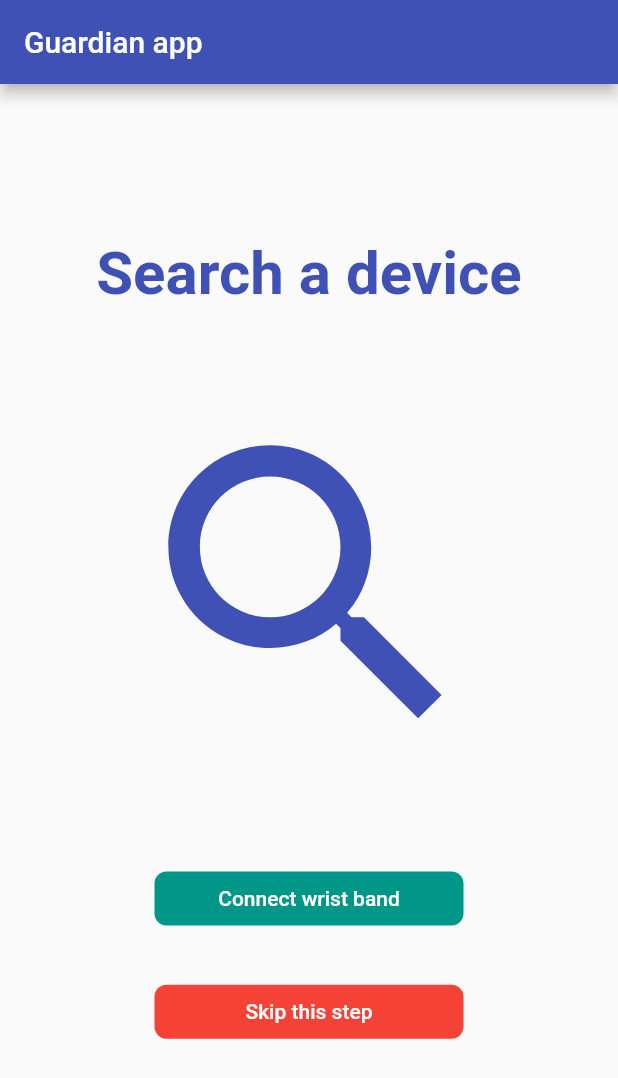
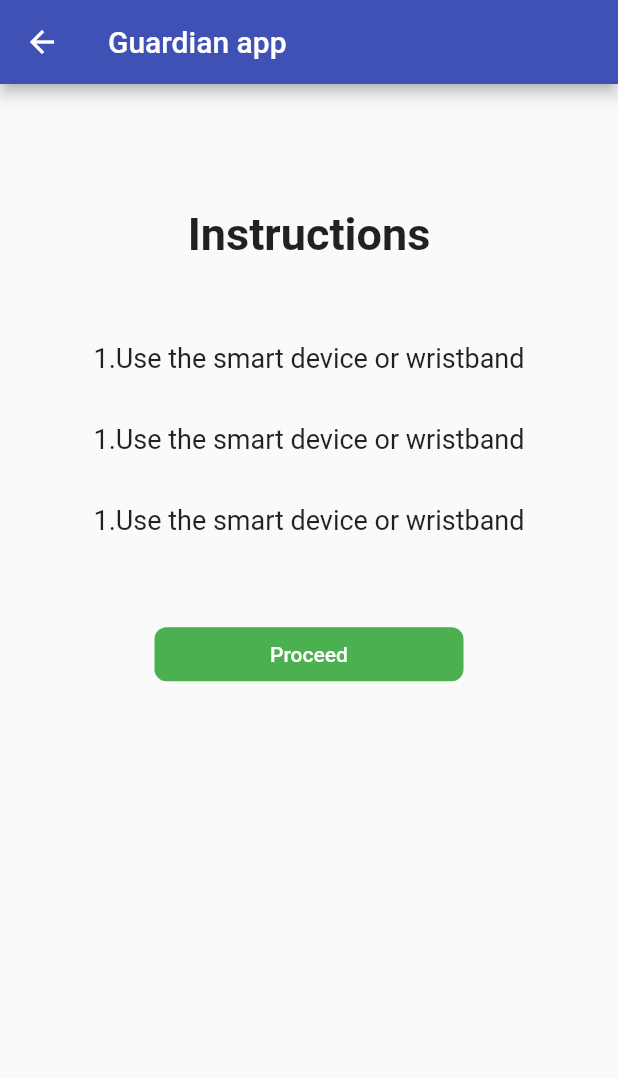
Before and after one commit to chamodi08jaya/Guardian-App, a Flutter app: the SearchDevice screen opened directly, after a tap on the "search" icon, on a phone screen of 412 x 824 dp. Shown: the top 1078 px of the screen. Run offline on Flutter 3.47's test engine with Material 2 defaults, Android fonts, the phone set to English and light mode, and no system bars; our stand-ins replace pin_input_text_field.

Commit message:
Instruction screen

```diff
--- /dev/null
+++ b/flutter_app/lib/Screens/instruction_screen.dart
@@ -0,0 +1,84 @@
+import 'package:flutter/material.dart';
+import 'package:flutter_app/Screens/code_screen.dart';
+
+class InstructionScreen extends StatefulWidget {
+  @override
+  _InstructionScreenState createState() => _InstructionScreenState();
+}
+
+class _InstructionScreenState extends State<InstructionScreen> {
+  @override
+  Widget build(BuildContext context) {
+    return Scaffold(
+      appBar: AppBar(
+        title: Text("Guardian app"),
+        backgroundColor: Colors.indigo,
+      ),
+      body: _instructionBody(),
+    );
+  }
+
+  Widget _instructionBody() {
+    return Column(
+      children: <Widget>[
+        SizedBox(
+          height: MediaQuery.of(context).size.height / 10,
+        ),
+        Center(
+          child: Text(
+            "Instructions",
+            style: TextStyle(fontSize: 30, fontWeight: FontWeight.bold),
+          ),
+        ),
+        SizedBox(
+          height: MediaQuery.of(context).size.height / 15,
+        ),
+        Text(
+          "1.Use the smart device or wristband",
+          style: TextStyle(
+            fontSize: 18,
+          ),
+        ),
+        SizedBox(
+          height: MediaQuery.of(context).size.height / 25,
+        ),
+        Text(
+          "1.Use the smart device or wristband",
+          style: TextStyle(
+            fontSize: 18,
+          ),
+        ),
+        SizedBox(
+          height: MediaQuery.of(context).size.height / 25,
+        ),
+        Text(
+          "1.Use the smart device or wristband",
+          style: TextStyle(
+            fontSize: 18,
+          ),
+        ),
+        SizedBox(
+          height: MediaQuery.of(context).size.height / 15,
+        ),
+        Center(
+              child: ButtonTheme(
+            minWidth: MediaQuery.of(context).size.width / 2,
+            child: FlatButton(
+              child: Text(
+                "Proceed",
+                style: TextStyle(color: Colors.white),
+              ),
+              color: Colors.green,
+              onPressed: () {
+                Navigator.push(context,MaterialPageRoute(
+                  builder: (context)=>CoreScreen()
+                ));
+              },
+              shape: RoundedRectangleBorder(
+                  borderRadius: BorderRadius.circular(8)),
+            ),
+          ))
+      ],
+    );
+  }
+}
```
Also changed, not shown: flutter_app/lib/Screens/code_screen.dart (added, +15 -0 lines), flutter_app/lib/Screens/search_device.dart (+16 -3 lines).
